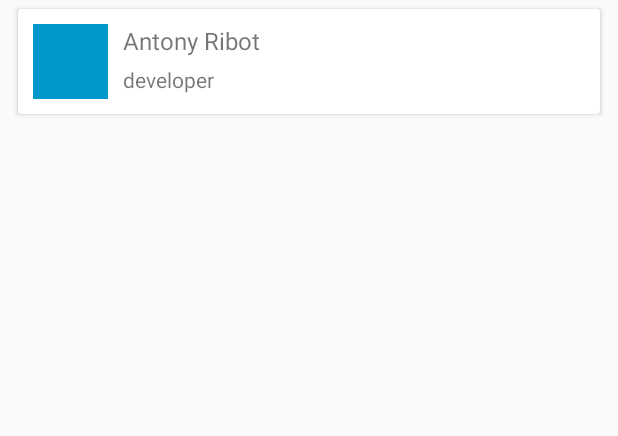
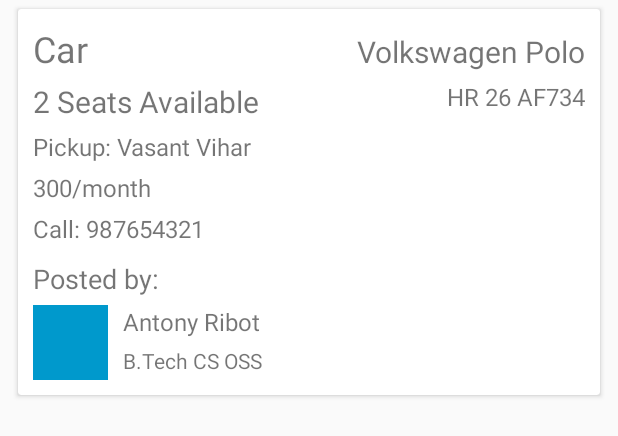
Before and after one commit to VishalNehra/gocollege-android, an Android app: the layout item_post.xml on its own in the app's theme, with its tools: preview values and no code run, on a phone screen of 412 x 824 dp. Shown: the top 436 px of the screen. Run offline under Robolectric (Android 15) with nearby library versions, the phone set to English and light mode, and no system bars.

Commit message:
create post list item view

```diff
--- a/app/src/main/java/in/eightbitlabs/carpool/data/remote/CarpoolService.java
+++ b/app/src/main/java/in/eightbitlabs/carpool/data/remote/CarpoolService.java
@@ -14,8 +14,8 @@ import rx.Single;
 
 public interface CarpoolService {
 
-//    String ENDPOINT = "http://www.8bitlabs.in/api/v1/";
-    String ENDPOINT = "http://192.168.122.1:3000/api/v1/";
+    String ENDPOINT = "http://www.8bitlabs.in/api/v1/";
+//    String ENDPOINT = "http://192.168.122.1:3000/api/v1/";
 
     @GET("auth/facebook/token")
     Single<ResponseBody> verifyUser();
--- a/app/src/main/java/in/eightbitlabs/carpool/injection/module/NetworkModule.java
+++ b/app/src/main/java/in/eightbitlabs/carpool/injection/module/NetworkModule.java
@@ -9,7 +9,6 @@ import javax.inject.Singleton;
 import dagger.Module;
 import dagger.Provides;
 import in.eightbitlabs.carpool.data.remote.CarpoolService;
-import in.eightbitlabs.carpool.data.remote.RxErrorHandlingCallAdapterFactory;
 import in.eightbitlabs.carpool.data.remote.interceptor.AuthInterceptor;
 import in.eightbitlabs.carpool.data.remote.interceptor.HeaderInterceptor;
 import in.eightbitlabs.carpool.data.remote.interceptor.LoggingInterceptor;
@@ -45,7 +44,7 @@ public class NetworkModule {
 
     @Provides
     @Singleton
-    CarpoolService provideRibotsService(OkHttpClient client, Gson gson) {
+    CarpoolService provideCarpoolService(OkHttpClient client, Gson gson) {
         return new Retrofit.Builder()
                 .baseUrl(CarpoolService.ENDPOINT)
                 .client(client)
--- a/app/src/main/java/in/eightbitlabs/carpool/ui/login/LoginPresenter.java
+++ b/app/src/main/java/in/eightbitlabs/carpool/ui/login/LoginPresenter.java
@@ -7,7 +7,6 @@ import javax.inject.Inject;
 import in.eightbitlabs.carpool.data.remote.CarpoolService;
 import in.eightbitlabs.carpool.injection.ConfigPersistent;
 import in.eightbitlabs.carpool.ui.base.BasePresenter;
-import okhttp3.Response;
 import okhttp3.ResponseBody;
 import rx.SingleSubscriber;
 import rx.android.schedulers.AndroidSchedulers;
--- a/app/src/main/res/layout/item_post.xml
+++ b/app/src/main/res/layout/item_post.xml
@@ -16,18 +16,104 @@
         android:layout_height="wrap_content"
         android:padding="10dp">
 
+        <TextView
+            android:id="@+id/text_type"
+            android:layout_width="wrap_content"
+            android:layout_height="wrap_content"
+            android:textSize="@dimen/text_headline"
+            tools:text="Car" />
+
+        <TextView
+            android:id="@+id/text_model"
+            android:layout_width="wrap_content"
+            android:layout_height="wrap_content"
+            android:layout_alignBaseline="@id/text_type"
+            android:layout_toRightOf="@id/text_type"
+            android:layout_toEndOf="@id/text_type"
+            android:layout_alignParentRight="true"
+            android:layout_alignParentEnd="true"
+            android:gravity="end"
+            android:textSize="@dimen/text_title"
+            tools:text=" Volkswagen Polo" />
+
+        <TextView
+            android:id="@+id/text_seats"
+            android:layout_width="wrap_content"
+            android:layout_height="wrap_content"
+            android:layout_below="@id/text_type"
+            android:layout_marginTop="5dp"
+            android:textSize="@dimen/text_title"
+            tools:text="2 Seats Available" />
+
+        <TextView
+            android:id="@+id/text_license"
+            android:layout_width="wrap_content"
+            android:layout_height="wrap_content"
+            android:layout_below="@id/text_model"
+            android:layout_toRightOf="@id/text_seats"
+            android:layout_toEndOf="@id/text_seats"
+            android:layout_alignParentRight="true"
+            android:layout_alignParentEnd="true"
+            android:gravity="end"
+            android:layout_marginTop="5dp"
+            android:textSize="@dimen/text_body"
+            tools:text="HR 26 AF734" />
+
+        <TextView
+            android:id="@+id/text_pickup"
+            android:layout_width="wrap_content"
+            android:layout_height="wrap_content"
+            android:layout_below="@id/text_seats"
+            android:layout_marginTop="5dp"
+            android:textSize="@dimen/text_body"
+            tools:text="Pickup: Vasant Vihar" />
+
+        <TextView
+            android:id="@+id/text_rate"
+            android:layout_width="wrap_content"
+            android:layout_height="wrap_content"
+            android:layout_below="@id/text_pickup"
+            android:layout_marginTop="5dp"
+            android:textSize="@dimen/text_body"
+            tools:text="300/month" />
+
+        <TextView
+            android:id="@+id/text_phone"
+            android:layout_width="wrap_content"
+            android:layout_height="wrap_content"
+            android:layout_below="@id/text_rate"
+            android:layout_marginTop="5dp"
+            android:textSize="@dimen/text_body"
+            tools:text="Call: 987654321" />
+
+        <TextView
+            android:id="@+id/text_posted_by"
+            android:layout_width="wrap_content"
+            android:layout_height="wrap_content"
+            android:layout_below="@id/text_phone"
+            android:layout_marginTop="10dp"
+            android:textSize="@dimen/text_large_body"
+            android:text="@string/posted_by" />
+
         <View
             android:id="@+id/view_hex_color"
             android:layout_width="50dp"
             android:layout_height="50dp"
+            android:layout_below="@id/text_posted_by"
+            android:layout_marginTop="5dp"
             android:layout_marginRight="10dp"
+            android:layout_marginEnd="10dp"
             android:background="@android:color/holo_blue_dark" />
+
 
         <TextView
             android:id="@+id/text_name"
             android:layout_width="wrap_content"
             android:layout_height="wrap_content"
+            android:layout_below="@id/text_posted_by"
+            android:layout_marginTop="5dp"
             android:layout_toRightOf="@id/view_hex_color"
+            android:layout_toEndOf="@id/view_hex_color"
             android:textSize="@dimen/text_body"
             tools:text="Antony Ribot" />
 
@@ -38,8 +124,9 @@
             android:layout_below="@id/text_name"
             android:layout_marginTop="5dp"
             android:layout_toRightOf="@id/view_hex_color"
+            android:layout_toEndOf="@id/view_hex_color"
             android:textSize="@dimen/text_small_body"
-            tools:text="developer" />
+            tools:text="B.Tech CS OSS" />
 
     </RelativeLayout>
 
--- a/app/src/main/res/values/strings.xml
+++ b/app/src/main/res/values/strings.xml
@@ -15,4 +15,6 @@
 
     <string name="action_logout">Logout</string>
     <string name="error_logging_in">Unable to login. Please try again.</string>
+    <string name="logging_in">Loggin in...</string>
+    <string name="posted_by">Posted by:</string>
 </resources>
```
Also changed, not shown: app/src/main/java/in/eightbitlabs/carpool/data/model/Post.java (+0 -15 lines), app/src/main/java/in/eightbitlabs/carpool/ui/login/LoginActivity.java (+5 -6 lines), app/src/main/java/in/eightbitlabs/carpool/ui/main/MainPresenter.java (+4 -4 lines), app/src/main/java/in/eightbitlabs/carpool/ui/main/PostsAdapter.java (+35 -5 lines), 1 other file.
